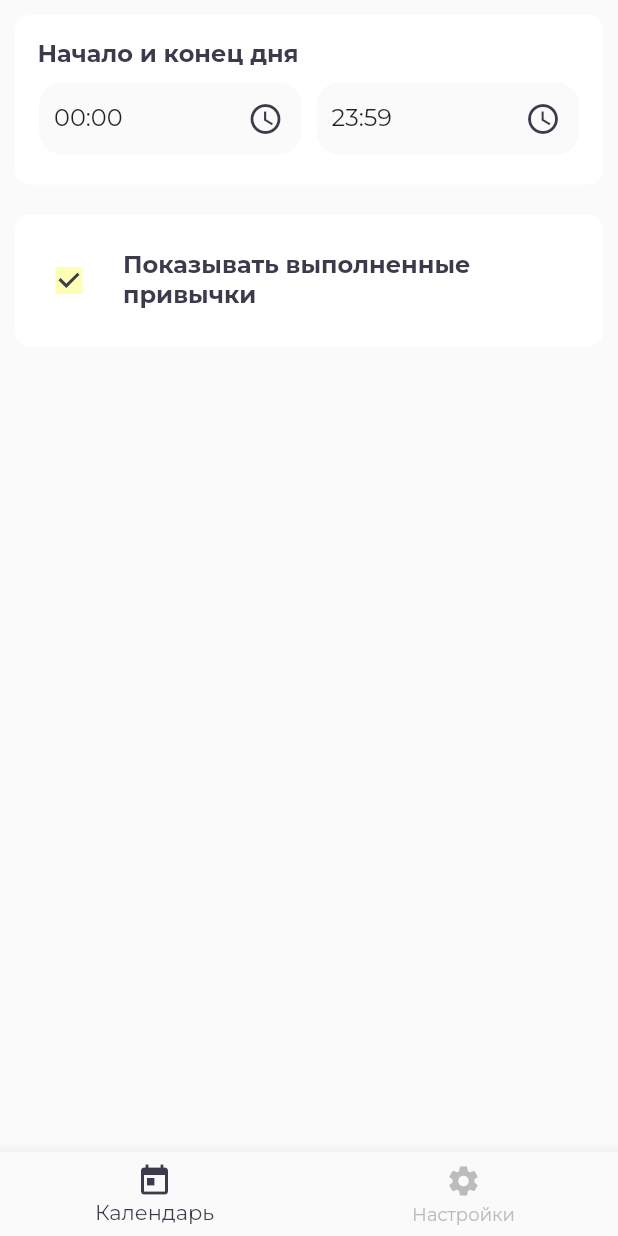
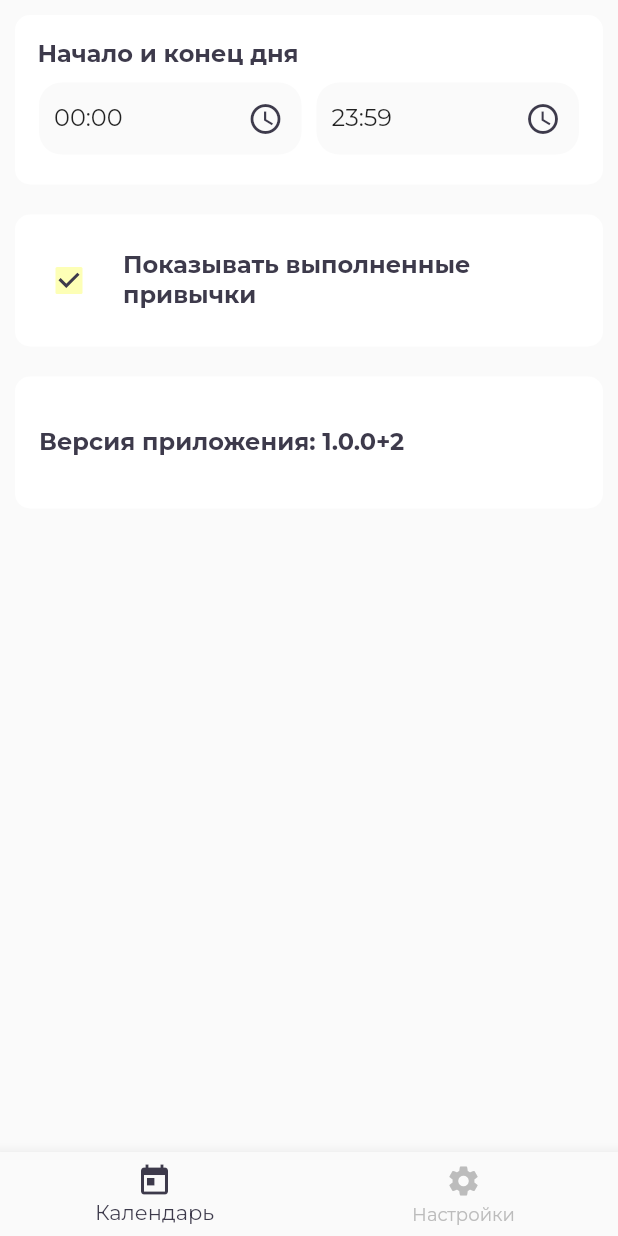
Before and after one commit to potykion/yaxxxta, a Flutter app: the SettingsPage screen opened by its route, on a phone screen of 412 x 824 dp. Run offline on Flutter 3.47's test engine with Material 2 defaults, Android fonts, the phone set to English and light mode, and no system bars; our stand-ins replace flutter_hooks, flutter_local_notifications, flutter_riverpod, freezed_annotation, google_fonts, hive and 4 more; missing offline and left inert: infinite_listview; accounts and stored records are empty; generated files the repository leaves out were written again.

Commit message:
Version in settings

```diff
--- a/lib/core/ui/deps.dart
+++ b/lib/core/ui/deps.dart
@@ -1,6 +1,7 @@
 import 'package:flutter/material.dart';
 import 'package:flutter_local_notifications/flutter_local_notifications.dart';
 import 'package:hooks_riverpod/all.dart';
+import 'package:package_info/package_info.dart';
 import '../infra/push.dart';
 
 /// Регает индекс выбранной странички
@@ -24,3 +25,8 @@ Provider<NotificationSender> notificationSender = Provider(
 /// АЙдишник открытой странички
 /// Используется для получения контекста страницы, после вызова Navigator.pop
 GlobalKey<NavigatorState> navigatorKey = GlobalKey<NavigatorState>();
+
+PackageInfo packageInfo;
+
+Provider<String> versionProvider =
+    Provider((ref) => "${packageInfo.version}+${packageInfo.buildNumber}");
--- a/lib/habit/ui/list/pages.dart
+++ b/lib/habit/ui/list/pages.dart
@@ -2,6 +2,7 @@ import 'package:flutter/material.dart';
 import 'package:flutter_hooks/flutter_hooks.dart';
 import 'package:flutter_riverpod/flutter_riverpod.dart';
 import 'package:hooks_riverpod/all.dart';
+import 'package:yaxxxta/theme.dart';
 
 import '../../../core/ui/widgets/time.dart';
 import '../../../core/ui/widgets/bottom_nav.dart';
--- a/lib/main.dart
+++ b/lib/main.dart
@@ -3,6 +3,7 @@ import 'package:flutter_local_notifications/flutter_local_notifications.dart';
 import 'package:flutter_riverpod/all.dart';
 import 'package:hive/hive.dart';
 import 'package:hive_flutter/hive_flutter.dart';
+import 'package:package_info/package_info.dart';
 
 import 'core/ui/deps.dart';
 import 'core/ui/pages/home.dart';
@@ -21,6 +22,8 @@ void main() async {
     macOS: MacOSInitializationSettings(),
   ));
 
+  packageInfo = await PackageInfo.fromPlatform();
+
   runApp(ProviderScope(child: MyApp()));
 }
 
--- a/lib/settings/ui/pages/settings.dart
+++ b/lib/settings/ui/pages/settings.dart
@@ -1,6 +1,9 @@
+import 'dart:io';
+
 import 'package:flutter/material.dart';
 import 'package:flutter_hooks/flutter_hooks.dart';
 import 'package:hooks_riverpod/all.dart';
+import 'package:yaxxxta/core/ui/deps.dart';
 
 import '../../../core/ui/widgets/bottom_nav.dart';
 import '../../../core/ui/widgets/card.dart';
@@ -17,6 +20,8 @@ class SettingsPage extends HookWidget {
   Widget build(BuildContext context) {
     var settingsState = useProvider(settingsProvider);
     var settings = settingsState.state;
+
+    var version = useProvider(versionProvider);
 
     setSettings(Settings newSettings) {
       context.read(settingsProvider).state = newSettings;
@@ -71,6 +76,12 @@ class SettingsPage extends HookWidget {
               ),
             ],
           ),
+          PaddedContainerCard(
+            padVerticalOnly: true,
+            children: [
+              ListTile(title: BiggerText(text: "Версия приложения: $version")),
+            ],
+          )
         ],
       ),
       bottomNavigationBar: AppBottomNavigationBar(),
--- a/pubspec.yaml
+++ b/pubspec.yaml
@@ -15,7 +15,7 @@ publish_to: 'none' # Remove this line if you wish to publish to pub.dev
 # In iOS, build-name is used as CFBundleShortVersionString while build-number used as CFBundleVersion.
 # Read more about iOS versioning at
 # https://developer.apple.com/library/archive/documentation/General/Reference/InfoPlistKeyReference/Articles/CoreFoundationKeys.html
-version: 1.0.0+1
+version: 1.0.0+2
 
 environment:
   sdk: ">=2.7.0 <3.0.0"
@@ -59,6 +59,8 @@ dependencies:
   # uuid
   uuid: ^2.2.2
 
+  # Инфа о приложухе
+  package_info: ^0.4.3+2
 
 
 dev_dependencies:
```
Also changed, not shown: pubspec.lock.
